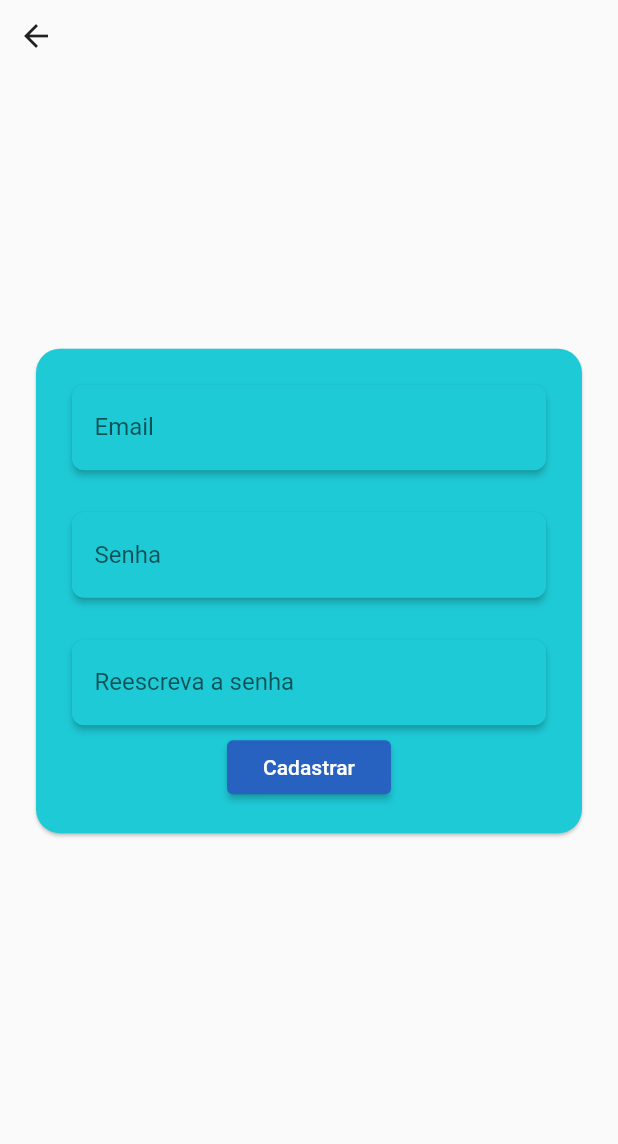
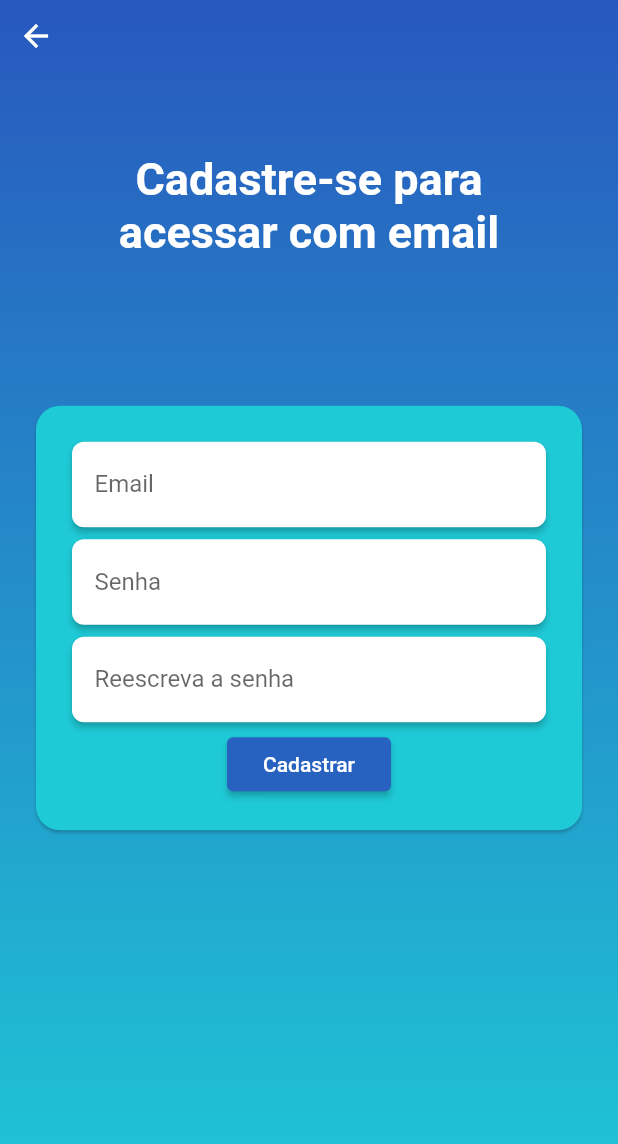
Before and after one commit to edwardcosta/ConfesseJa, a Flutter app: the Register screen opened directly, on a phone screen of 412 x 824 dp. Shown: the top 1144 px of the screen. Run offline on Flutter 3.47's test engine with Material 2 defaults, Android fonts, the light colour scheme and no system bars; our stand-ins replace cached_network_image, cloud_firestore, dots_indicator, email_validator, firebase_auth, flutter_signin_button and 4 more; missing offline and left inert: flutter_facebook_auth; accounts and stored records are empty; network calls fail; Roboto replaces fonts that are missing (KozukaGothicPro); statements that could not run were skipped; project files that could hold a hidden picture were left out.

```diff
--- a/lib/main.dart
+++ b/lib/main.dart
@@ -33,6 +33,9 @@ class MyApp extends StatelessWidget {
           accentColor: AppColors.PRIMARY,
           bottomAppBarColor: AppColors.MENU,
           cardColor: AppColors.ACCENT,
+          iconTheme: IconThemeData(
+            color: Colors.white
+          ),
           buttonTheme: ButtonThemeData(
             buttonColor: AppColors.BUTTON_1,
             textTheme: ButtonTextTheme.primary
--- a/lib/res/strings.dart
+++ b/lib/res/strings.dart
@@ -4,7 +4,10 @@ import 'package:flutter/material.dart';
 class AppStrings {
   static const String APP_NAME = "Confesse já!";
 
-  static const String REGISTER_TITLE = "Faça seu Login\npara avançar";
+  static const String REGISTER_LOGIN_TITLE = "Faça seu Login\npara avançar";
+  static const String REGISTER_SIGNUP_TITLE = "Cadastre-se para\nacessar com email";
+  static const String REGISTER_PW_FORGOT_TITLE = "Insira seu email";
+  static const String REGISTER_PW_FORGOT_SEND = "Enviar";
   static const String REGISTER_EMAIL = "Email";
   static const String REGISTER_PASSWORD = "Senha";
   static const String REGISTER_RETYPE_PASSWORD = "Reescreva a senha";
--- a/lib/screens/authenticate/register.dart
+++ b/lib/screens/authenticate/register.dart
@@ -18,24 +18,77 @@ class _RegisterState extends State<Register> {
   String email = '';
   String password = '';
   String retypedPassword = '';
-  String error = '';
 
   final RegExp hasUppercase = new RegExp('[A-Z]');
   final RegExp hasLowercase = new RegExp('[a-z]');
   final RegExp hasNumber = new RegExp('[0-9]');
   final RegExp hasSymbol = new RegExp('[!@#\$&*~]');
 
+  Future<void> _showMyDialog() async {
+    return showDialog<void>(
+      context: context,
+      //barrierDismissible: false, // user must tap button!
+      builder: (BuildContext context) {
+        return AlertDialog(
+          title: Text('Poxa'),
+          content: SingleChildScrollView(
+            child: ListBody(
+              children: <Widget>[
+                Text('Algum erro aconteceu :('),
+                Text('Tente novamente'),
+              ],
+            ),
+          ),
+          actions: <Widget>[
+            TextButton(
+              child: Text('Ok'),
+              onPressed: () {
+                Navigator.of(context).pop();
+              },
+            ),
+          ],
+        );
+      },
+    );
+  }
+
   @override
   Widget build(BuildContext context) {
-    return Scaffold(
+    return WillPopScope(
+      onWillPop: () async {
+        widget.toggleView(0);
+        return false;
+      },
+      child: Container(
+        decoration: BoxDecoration(
+            gradient: LinearGradient(
+                begin: Alignment.topCenter,
+                end: Alignment.bottomCenter,
+                colors: [
+                  Theme.of(context).accentColor,
+                  Theme.of(context).primaryColor
+                ])),
+        child: Scaffold(
+          backgroundColor: Colors.transparent,
           body: Stack(children: <Widget>[
             Positioned(
               top: MediaQuery.of(context).padding.top,
               child: IconButton(
-              icon: Icon(Icons.arrow_back),
+                  icon: Icon(Icons.arrow_back,),
                   onPressed: () {
-                widget.toggleView();
+                    widget.toggleView(0);
                   }),
+            ),
+            Positioned(
+              right: 0,
+              left: 0,
+              top: 102,
+              child: Center(
+                  child: Text(
+                    AppStrings.REGISTER_SIGNUP_TITLE,
+                    textAlign: TextAlign.center,
+                    style: Theme.of(context).textTheme.headline1,
+                  )),
             ),
             Center(
               child: Container(
@@ -57,6 +110,7 @@ class _RegisterState extends State<Register> {
                             mainAxisSize: MainAxisSize.min,
                             children: <Widget>[
                               Card(
+                                color: Colors.white,
                                 elevation: 2.0,
                                 shape: RoundedRectangleBorder(
                                   borderRadius: BorderRadius.circular(8),
@@ -85,10 +139,8 @@ class _RegisterState extends State<Register> {
                                   },
                                 ),
                               ),
-                          SizedBox(
-                            height: 20.0,
-                          ),
                               Card(
+                                color: Colors.white,
                                 elevation: 2.0,
                                 shape: RoundedRectangleBorder(
                                   borderRadius: BorderRadius.circular(8),
@@ -126,10 +178,8 @@ class _RegisterState extends State<Register> {
                                   },
                                 ),
                               ),
-                          SizedBox(
-                            height: 20.0,
-                          ),
                               Card(
+                                color: Colors.white,
                                 elevation: 2.0,
                                 shape: RoundedRectangleBorder(
                                   borderRadius: BorderRadius.circular(8),
@@ -178,9 +228,7 @@ class _RegisterState extends State<Register> {
                                         await _auth.registerWithEmailAndPassword(
                                             email.trim(), password.trim());
                                     if(result == null){
-                                  setState(() {
-                                    error =  AppStrings.REGISTER_SIGNUP_ERROR;
-                                  });
+                                      _showMyDialog();
                                     }
                                   }
                                 },
@@ -190,13 +238,13 @@ class _RegisterState extends State<Register> {
                         ),
                       ),
                     ),
-                SizedBox(height: 20.0,),
-                Text(error, style: TextStyle(color: Colors.red),),
                   ],
                 ),
               ),
             ),
           ]),
+        ),
+      ),
     );
   }
 }
```
Also changed, not shown: lib/screens/authenticate/authenticate.dart (+11 -7 lines), lib/screens/authenticate/login.dart (+47 -15 lines), lib/screens/authenticate/password_forgot.dart (added, +171 -0 lines), lib/utils/services/auth.dart (+82 -13 lines). Lines whose indentation alone changed are shown as unchanged.
